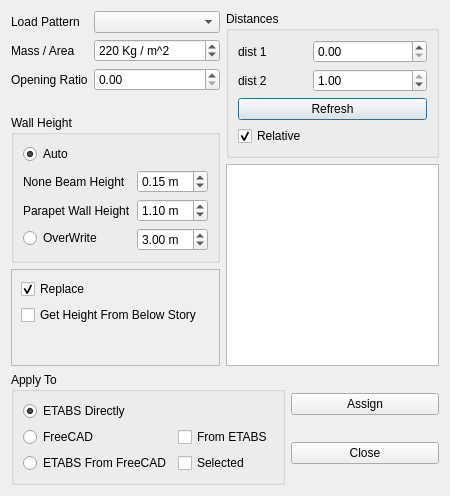
This is widgets/assign/wall_load_on_frames.ui in ebrahimraeyat/civilTools as Qt 5 draws it before an edit. The edited form follows.
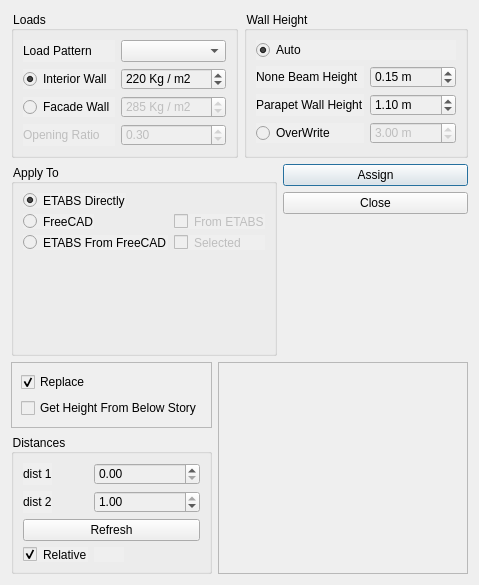
This is the edited form. Icons and pictures are not drawn.

Commit message: Separate wall with/without openings in assign wall loads

What changed in the file:
```diff
--- a/widgets/assign/wall_load_on_frames.ui
+++ b/widgets/assign/wall_load_on_frames.ui
@@ -6,8 +6,8 @@
    <rect>
     <x>0</x>
     <y>0</y>
-    <width>450</width>
-    <height>496</height>
+    <width>479</width>
+    <height>585</height>
    </rect>
   </property>
   <property name="windowTitle">
@@ -17,13 +17,18 @@
    <iconset resource="../../civiltools.qrc">
     <normaloff>:/assigns/images/brick-wall.svg</normaloff>:/assigns/images/brick-wall.svg</iconset>
   </property>
+  <property name="styleSheet">
+   <string notr="true">background-color: rgb(239, 239, 239);</string>
+  </property>
   <layout class="QVBoxLayout" name="verticalLayout_4">
    <item>
-    <layout class="QHBoxLayout" name="horizontalLayout">
+    <layout class="QHBoxLayout" name="horizontalLayout_3">
      <item>
-      <layout class="QVBoxLayout" name="verticalLayout_2">
-       <item>
-        <layout class="QFormLayout" name="formLayout_5">
+      <widget class="QGroupBox" name="groupBox_4">
+       <property name="title">
+        <string>Loads</string>
+       </property>
+       <layout class="QGridLayout" name="gridLayout_3">
          <item row="0" column="0">
           <widget class="QLabel" name="label">
            <property name="text">
@@ -35,16 +40,19 @@
           <widget class="QComboBox" name="loadpat"/>
          </item>
          <item row="1" column="0">
-          <widget class="QLabel" name="label_2">
+         <widget class="QRadioButton" name="interior_wall_radiobutton">
            <property name="text">
-            <string>Mass / Area</string>
+           <string>Interior Wall</string>
+          </property>
+          <property name="checked">
+           <bool>true</bool>
            </property>
           </widget>
          </item>
          <item row="1" column="1">
           <widget class="QSpinBox" name="mass">
            <property name="suffix">
-            <string> Kg / m^2</string>
+           <string> Kg / m2</string>
            </property>
            <property name="minimum">
             <number>1</number>
@@ -61,76 +69,93 @@
           </widget>
          </item>
          <item row="2" column="0">
-          <widget class="QLabel" name="label_9">
+         <widget class="QRadioButton" name="facade_wall_radiobutton">
+          <property name="text">
+           <string>Facade Wall</string>
+          </property>
+         </widget>
+        </item>
+        <item row="2" column="1">
+         <widget class="QSpinBox" name="facade_wall_mass">
+          <property name="enabled">
+           <bool>false</bool>
+          </property>
+          <property name="suffix">
+           <string> Kg / m2</string>
+          </property>
+          <property name="minimum">
+           <number>1</number>
+          </property>
+          <property name="maximum">
+           <number>10000</number>
+          </property>
+          <property name="singleStep">
+           <number>10</number>
+          </property>
+          <property name="value">
+           <number>285</number>
+          </property>
+         </widget>
+        </item>
+        <item row="3" column="0">
+         <widget class="QLabel" name="opening_label">
+          <property name="enabled">
+           <bool>false</bool>
+          </property>
            <property name="text">
             <string>Opening Ratio</string>
            </property>
           </widget>
          </item>
-         <item row="2" column="1">
+        <item row="3" column="1">
           <widget class="QDoubleSpinBox" name="opening_ratio">
+          <property name="enabled">
+           <bool>false</bool>
+          </property>
            <property name="maximum">
             <double>1.000000000000000</double>
            </property>
            <property name="singleStep">
             <double>0.100000000000000</double>
            </property>
+          <property name="value">
+           <double>0.300000000000000</double>
+          </property>
           </widget>
          </item>
         </layout>
+      </widget>
        </item>
        <item>
         <widget class="QGroupBox" name="groupBox">
          <property name="title">
           <string>Wall Height</string>
          </property>
-         <layout class="QFormLayout" name="formLayout_4">
-          <item row="0" column="0">
-           <widget class="QRadioButton" name="auto_height">
-            <property name="text">
-             <string>Auto</string>
-            </property>
-            <property name="checked">
-             <bool>true</bool>
-            </property>
-           </widget>
-          </item>
+       <layout class="QGridLayout" name="gridLayout">
           <item row="1" column="0">
-           <widget class="QLabel" name="label_6">
+         <widget class="QLabel" name="none_beam_label">
             <property name="text">
              <string>None Beam Height</string>
             </property>
            </widget>
           </item>
-          <item row="1" column="1">
-           <widget class="QDoubleSpinBox" name="none_beam_h">
-            <property name="prefix">
-             <string/>
-            </property>
-            <property name="suffix">
-             <string> m</string>
-            </property>
-            <property name="minimum">
-             <double>0.000000000000000</double>
-            </property>
-            <property name="maximum">
-             <double>1.000000000000000</double>
-            </property>
-            <property name="singleStep">
-             <double>0.100000000000000</double>
-            </property>
-            <property name="value">
-             <double>0.150000000000000</double>
-            </property>
-           </widget>
-          </item>
           <item row="2" column="0">
-           <widget class="QLabel" name="label_8">
+         <widget class="QLabel" name="parapet_wall_height_label">
             <property name="text">
              <string>Parapet Wall Height</string>
             </property>
            </widget>
           </item>
+        <item row="0" column="0" colspan="2">
+         <widget class="QRadioButton" name="auto_height">
+          <property name="text">
+           <string>Auto</string>
+          </property>
+          <property name="checked">
+           <bool>true</bool>
+          </property>
+         </widget>
+        </item>
           <item row="2" column="1">
            <widget class="QDoubleSpinBox" name="parapet_wall_height">
             <property name="prefix">
@@ -153,6 +178,28 @@
             </property>
            </widget>
           </item>
+        <item row="1" column="1">
+         <widget class="QDoubleSpinBox" name="none_beam_h">
+          <property name="prefix">
+           <string/>
+          </property>
+          <property name="suffix">
+           <string> m</string>
+          </property>
+          <property name="minimum">
+           <double>0.000000000000000</double>
+          </property>
+          <property name="maximum">
+           <double>1.000000000000000</double>
+          </property>
+          <property name="singleStep">
+           <double>0.100000000000000</double>
+          </property>
+          <property name="value">
+           <double>0.150000000000000</double>
+          </property>
+         </widget>
+        </item>
           <item row="3" column="0">
            <widget class="QRadioButton" name="override_height">
             <property name="text">
@@ -165,6 +212,9 @@
           </item>
           <item row="3" column="1">
            <widget class="QDoubleSpinBox" name="user_height">
+          <property name="enabled">
+           <bool>false</bool>
+          </property>
             <property name="prefix">
              <string/>
             </property>
@@ -188,6 +238,171 @@
          </layout>
         </widget>
        </item>
+    </layout>
+   </item>
+   <item>
+    <layout class="QHBoxLayout" name="horizontalLayout_2">
+     <item>
+      <widget class="QGroupBox" name="groupBox_3">
+       <property name="styleSheet">
+        <string notr="true">border-color: rgb(0, 0, 0);</string>
+       </property>
+       <property name="title">
+        <string>Apply To</string>
+       </property>
+       <layout class="QFormLayout" name="formLayout_2">
+        <item row="3" column="0">
+         <widget class="QRadioButton" name="freecad_button">
+          <property name="text">
+           <string>FreeCAD</string>
+          </property>
+          <property name="icon">
+           <iconset resource="../../civiltools.qrc">
+            <normaloff>:/civiltools/images/freecad.svg</normaloff>:/civiltools/images/freecad.svg</iconset>
+          </property>
+          <property name="iconSize">
+           <size>
+            <width>20</width>
+            <height>20</height>
+           </size>
+          </property>
+          <property name="shortcut">
+           <string>Ctrl+S</string>
+          </property>
+          <property name="checked">
+           <bool>false</bool>
+          </property>
+         </widget>
+        </item>
+        <item row="3" column="1">
+         <widget class="QCheckBox" name="get_from_etabs_draw_on_freecad">
+          <property name="enabled">
+           <bool>false</bool>
+          </property>
+          <property name="text">
+           <string>From ETABS</string>
+          </property>
+         </widget>
+        </item>
+        <item row="0" column="0">
+         <widget class="QRadioButton" name="etabs_button">
+          <property name="text">
+           <string>ETABS Directly</string>
+          </property>
+          <property name="icon">
+           <iconset resource="../../civiltools.qrc">
+            <normaloff>:/civiltools/images/etabs.png</normaloff>:/civiltools/images/etabs.png</iconset>
+          </property>
+          <property name="iconSize">
+           <size>
+            <width>20</width>
+            <height>20</height>
+           </size>
+          </property>
+          <property name="shortcut">
+           <string>Ctrl+S</string>
+          </property>
+          <property name="checked">
+           <bool>true</bool>
+          </property>
+         </widget>
+        </item>
+        <item row="5" column="1">
+         <widget class="QCheckBox" name="selected_wall">
+          <property name="enabled">
+           <bool>false</bool>
+          </property>
+          <property name="text">
+           <string>Selected</string>
+          </property>
+         </widget>
+        </item>
+        <item row="5" column="0">
+         <widget class="QRadioButton" name="etabs_from_freecad_button">
+          <property name="text">
+           <string>ETABS From FreeCAD</string>
+          </property>
+          <property name="icon">
+           <iconset resource="../../civiltools.qrc">
+            <normaloff>:/civiltools/images/etabs.png</normaloff>:/civiltools/images/etabs.png</iconset>
+          </property>
+          <property name="iconSize">
+           <size>
+            <width>20</width>
+            <height>20</height>
+           </size>
+          </property>
+          <property name="shortcut">
+           <string>Ctrl+S</string>
+          </property>
+         </widget>
+        </item>
+       </layout>
+      </widget>
+     </item>
+     <item>
+      <layout class="QVBoxLayout" name="verticalLayout_3">
+       <item>
+        <widget class="QPushButton" name="assign_button">
+         <property name="mouseTracking">
+          <bool>false</bool>
+         </property>
+         <property name="text">
+          <string>Assign</string>
+         </property>
+         <property name="icon">
+          <iconset resource="../../civiltools.qrc">
+           <normaloff>:/civiltools/images/etabs.png</normaloff>:/civiltools/images/etabs.png</iconset>
+         </property>
+         <property name="iconSize">
+          <size>
+           <width>60</width>
+           <height>60</height>
+          </size>
+         </property>
+        </widget>
+       </item>
+       <item>
+        <widget class="QPushButton" name="cancel_button">
+         <property name="mouseTracking">
+          <bool>false</bool>
+         </property>
+         <property name="text">
+          <string>Close</string>
+         </property>
+         <property name="icon">
+          <iconset resource="../../civiltools.qrc">
+           <normaloff>:/civiltools/images/cancel.svg</normaloff>:/civiltools/images/cancel.svg</iconset>
+         </property>
+         <property name="iconSize">
+          <size>
+           <width>60</width>
+           <height>60</height>
+          </size>
+         </property>
+        </widget>
+       </item>
+       <item>
+        <spacer name="verticalSpacer">
+         <property name="orientation">
+          <enum>Qt::Vertical</enum>
+         </property>
+         <property name="sizeHint" stdset="0">
+          <size>
+           <width>20</width>
+           <height>40</height>
+          </size>
+         </property>
+        </spacer>
+       </item>
+      </layout>
+     </item>
+    </layout>
+   </item>
+   <item>
+    <layout class="QHBoxLayout" name="horizontalLayout">
+     <item>
+      <layout class="QVBoxLayout" name="verticalLayout_2">
        <item>
         <widget class="QFrame" name="frame">
          <property name="frameShape">
@@ -220,15 +435,23 @@
          </layout>
         </widget>
        </item>
-      </layout>
-     </item>
-     <item>
-      <layout class="QVBoxLayout" name="verticalLayout">
        <item>
         <widget class="QGroupBox" name="groupBox_2">
+         <property name="styleSheet">
+          <string notr="true">border-color: rgb(0, 0, 0);</string>
+         </property>
          <property name="title">
           <string>Distances</string>
          </property>
+         <property name="flat">
+          <bool>false</bool>
+         </property>
+         <property name="checkable">
+          <bool>false</bool>
+         </property>
+         <property name="checked">
+          <bool>false</bool>
+         </property>
          <layout class="QFormLayout" name="formLayout">
           <item row="0" column="0">
            <widget class="QLabel" name="label_3">
@@ -313,6 +536,10 @@
          </layout>
         </widget>
        </item>
+      </layout>
+     </item>
+     <item>
+      <layout class="QVBoxLayout" name="verticalLayout">
        <item>
         <widget class="QListWidget" name="stories">
          <property name="selectionMode">
@@ -324,137 +551,6 @@
      </item>
     </layout>
    </item>
-   <item>
-    <layout class="QHBoxLayout" name="horizontalLayout_2">
-     <item>
-      <widget class="QGroupBox" name="groupBox_3">
-       <property name="title">
-        <string>Apply To</string>
-       </property>
-       <layout class="QFormLayout" name="formLayout_2">
-        <item row="3" column="0">
-         <widget class="QRadioButton" name="freecad_button">
-          <property name="text">
-           <string>FreeCAD</string>
-          </property>
-          <property name="icon">
-           <iconset resource="../../civiltools.qrc">
-            <normaloff>:/civiltools/images/freecad.svg</normaloff>:/civiltools/images/freecad.svg</iconset>
-          </property>
-          <property name="iconSize">
-           <size>
-            <width>20</width>
-            <height>20</height>
-           </size>
-          </property>
-          <property name="shortcut">
-           <string>Ctrl+S</string>
-          </property>
-          <property name="checked">
-           <bool>false</bool>
-          </property>
-         </widget>
-        </item>
-        <item row="3" column="1">
-         <widget class="QCheckBox" name="get_from_etabs_draw_on_freecad">
-          <property name="text">
-           <string>From ETABS</string>
-          </property>
-         </widget>
-        </item>
-        <item row="0" column="0">
-         <widget class="QRadioButton" name="etabs_button">
-          <property name="text">
-           <string>ETABS Directly</string>
-          </property>
-          <property name="icon">
-           <iconset resource="../../civiltools.qrc">
-            <normaloff>:/civiltools/images/etabs.png</normaloff>:/civiltools/images/etabs.png</iconset>
-          </property>
-          <property name="iconSize">
-           <size>
-            <width>20</width>
-            <height>20</height>
-           </size>
-          </property>
-          <property name="shortcut">
-           <string>Ctrl+S</string>
-          </property>
-          <property name="checked">
-           <bool>true</bool>
-          </property>
-         </widget>
-        </item>
-        <item row="5" column="1">
-         <widget class="QCheckBox" name="selected_wall">
-          <property name="text">
-           <string>Selected</string>
-          </property>
-         </widget>
-        </item>
-        <item row="5" column="0">
-         <widget class="QRadioButton" name="etabs_from_freecad_button">
-          <property name="text">
-           <string>ETABS From FreeCAD</string>
-          </property>
-          <property name="icon">
-           <iconset resource="../../civiltools.qrc">
-            <normaloff>:/civiltools/images/etabs.png</normaloff>:/civiltools/images/etabs.png</iconset>
-          </property>
-          <property name="iconSize">
-           <size>
-            <width>20</width>
-            <height>20</height>
-           </size>
-          </property>
-          <property name="shortcut">
-           <string>Ctrl+S</string>
-          </property>
-         </widget>
-        </item>
-       </layout>
-      </widget>
-     </item>
-     <item>
-      <layout class="QVBoxLayout" name="verticalLayout_3">
-       <item>
-        <widget class="QPushButton" name="assign_button">
-         <property name="text">
-          <string>Assign</string>
-         </property>
-         <property name="icon">
-          <iconset resource="../../civiltools.qrc">
-           <normaloff>:/civiltools/images/run.svg</normaloff>:/civiltools/images/run.svg</iconset>
-         </property>
-         <property name="iconSize">
-          <size>
-           <width>60</width>
-           <height>60</height>
-          </size>
-         </property>
-        </widget>
-       </item>
-       <item>
-        <widget class="QPushButton" name="cancel_button">
-         <property name="text">
-          <string>Close</string>
-         </property>
-         <property name="icon">
-          <iconset resource="../../civiltools.qrc">
-           <normaloff>:/civiltools/images/cancel.svg</normaloff>:/civiltools/images/cancel.svg</iconset>
-         </property>
-         <property name="iconSize">
-          <size>
-           <width>60</width>
-           <height>60</height>
-          </size>
-         </property>
-        </widget>
-       </item>
-      </layout>
-     </item>
-    </layout>
-   </item>
   </layout>
  </widget>
  <resources>
```
Lines whose indentation alone changed are shown as unchanged. The commit also changes 1 other file.
